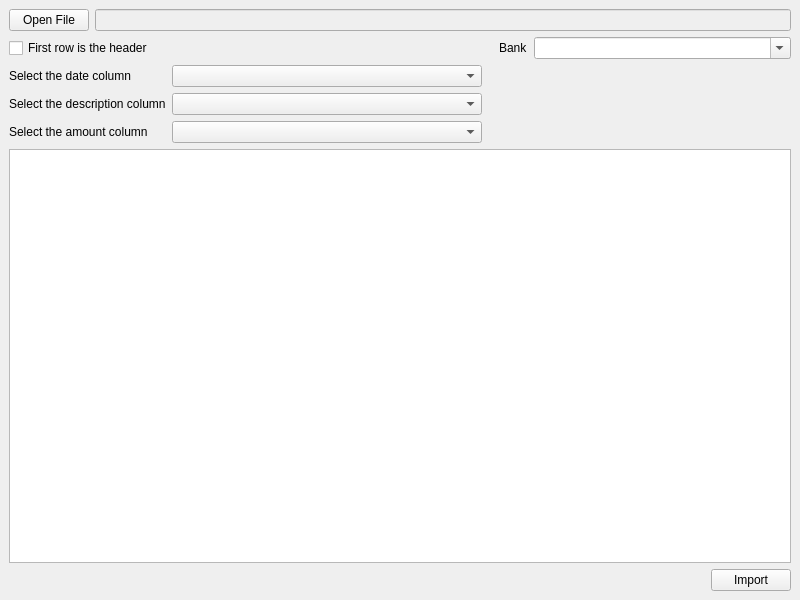
Qt form views/ImportFileView.ui (xcarol/wmm-qt) before a commit.
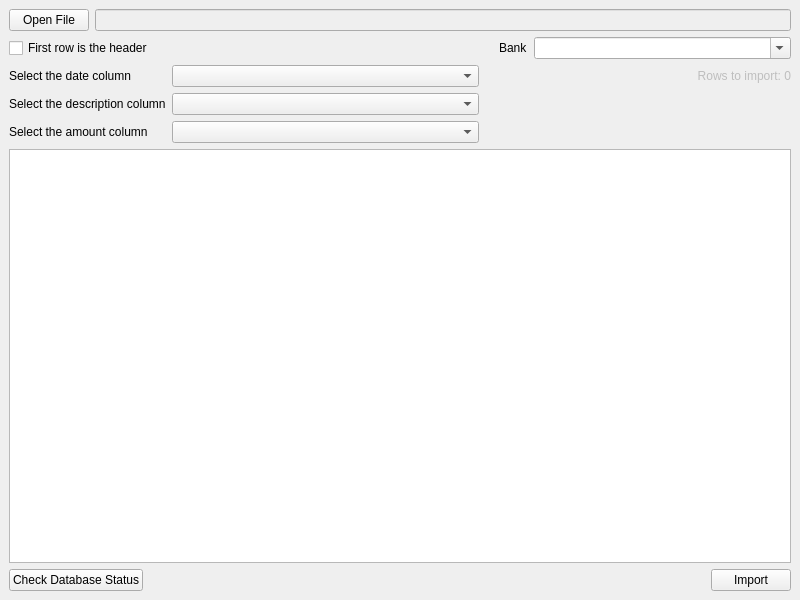
The same form after that commit.

Commit message: check database connection

Patch:
```diff
--- a/views/ImportFileView.ui
+++ b/views/ImportFileView.ui
@@ -70,6 +70,13 @@
         <item row="1" column="1">
          <widget class="QComboBox" name="descriptionColumnComboBox"/>
         </item>
+        <item row="1" column="0">
+         <widget class="QLabel" name="label_2">
+          <property name="text">
+           <string>Select the description column</string>
+          </property>
+         </widget>
+        </item>
         <item row="1" column="2">
          <spacer name="horizontalSpacer_2">
           <property name="orientation">
@@ -83,10 +90,22 @@
           </property>
          </spacer>
         </item>
-        <item row="1" column="0">
-         <widget class="QLabel" name="label_2">
+        <item row="0" column="2">
+         <widget class="QLabel" name="rowsCountLabel">
+          <property name="enabled">
+           <bool>false</bool>
+          </property>
+          <property name="sizePolicy">
+           <sizepolicy hsizetype="Expanding" vsizetype="Fixed">
+            <horstretch>0</horstretch>
+            <verstretch>0</verstretch>
+           </sizepolicy>
+          </property>
           <property name="text">
-           <string>Select the description column</string>
+           <string>Rows to import: 0</string>
+          </property>
+          <property name="alignment">
+           <set>Qt::AlignRight|Qt::AlignTrailing|Qt::AlignVCenter</set>
           </property>
          </widget>
         </item>
@@ -138,6 +157,13 @@
       </item>
       <item>
        <layout class="QHBoxLayout" name="horizontalLayout_3">
+        <item>
+         <widget class="QPushButton" name="databaseStatusButton">
+          <property name="text">
+           <string>Check Database Status</string>
+          </property>
+         </widget>
+        </item>
         <item>
          <spacer name="horizontalSpacer">
           <property name="orientation">
```
The commit also changes 4 other files.
